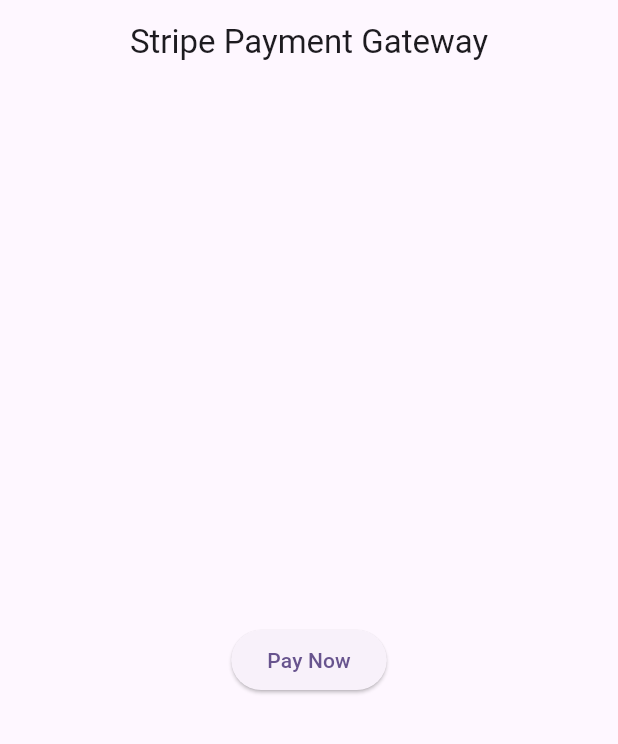
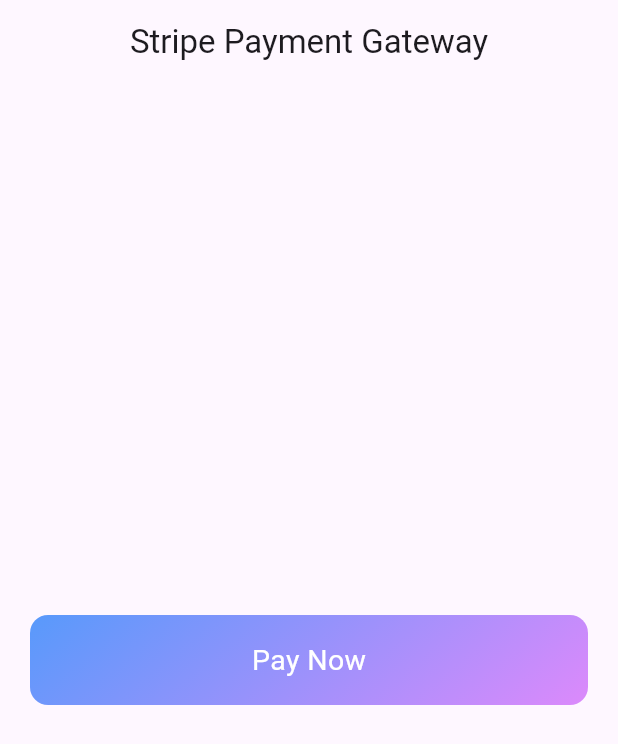
Before and after one commit to masud51435/stripe_payment_gateway, a Flutter app: the screen it shows after launch, after a tap on "Pay Now", on a phone screen of 412 x 824 dp. Shown: the top 744 px of the screen. Run offline on Flutter 3.47's test engine with Material 3 defaults, Android fonts, the phone set to English and light mode, and no system bars; our stand-ins replace dio; missing offline and left inert: flutter_stripe; network calls fail.

Commit message:
make a gradient button

```diff
--- a/lib/main.dart
+++ b/lib/main.dart
@@ -1,7 +1,11 @@
 import 'package:flutter/material.dart';
+import 'package:flutter_stripe/flutter_stripe.dart';
+import 'package:payment_gateway/pages/stripe/constants.dart';
 import 'package:payment_gateway/pages/stripe/stripe.dart';
 
-void main() {
+void main() async {
+  WidgetsFlutterBinding.ensureInitialized();
+  Stripe.publishableKey = stripePublicApiKey;
   runApp(const MyApp());
 }
 
--- a/lib/pages/stripe/stripe.dart
+++ b/lib/pages/stripe/stripe.dart
@@ -17,11 +17,37 @@ class _StripePaymentPageState extends State<StripePaymentPage> {
         centerTitle: true,
       ),
       body: Center(
-        child: ElevatedButton(
-          onPressed: () {
-            StripeService.instance.makePayment();
-          },
-          child: const Text('Pay Now'),
+        child: Padding(
+          padding: const EdgeInsets.all(20.0),
+          child:  SizedBox(
+            height: 60,
+            width: double.infinity,
+            child: InkWell(
+              onTap: () {
+                StripeService.instance.makePayment();
+              },
+              child: Container(
+                alignment: Alignment.center,
+                decoration: BoxDecoration(
+                  gradient: const LinearGradient(
+                    colors: [
+                      Color(0xFF439cfb),
+                      Color(0xFFf187fb),
+                    ],
+                    transform: GradientRotation(70),
+                  ),
+                  borderRadius: BorderRadius.circular(12),
+                ),
+                child: const Text(
+                  'Pay Now',
+                  style: TextStyle(
+                    fontSize: 19,
+                    color: Colors.white,
+                  ),
+                ),
+              ),
+            ),
+          ),
         ),
       ),
     );
--- a/lib/pages/stripe/stripe_service/stripe_service.dart
+++ b/lib/pages/stripe/stripe_service/stripe_service.dart
@@ -1,4 +1,6 @@
 import 'package:dio/dio.dart';
+import 'package:flutter/foundation.dart';
+import 'package:flutter_stripe/flutter_stripe.dart';
 import 'package:payment_gateway/pages/stripe/constants.dart';
 
 class StripeService {
@@ -8,9 +10,22 @@ class StripeService {
 
   Future<void> makePayment() async {
     try {
-      String? result = await _createPaymentIntent(10, "usd");
+      String? paymentIntentClientSecret = await _createPaymentIntent(10, "usd");
+      if (paymentIntentClientSecret != null) {
+        await Stripe.instance.initPaymentSheet(
+          paymentSheetParameters: SetupPaymentSheetParameters(
+            paymentIntentClientSecret: paymentIntentClientSecret,
+            merchantDisplayName: "Sahariyar Mahmud",
+          ),
+        );
+        await _processPayment();
+      } else {
+        return;
+      }
     } catch (e) {
-      print(e);
+      if (kDebugMode) {
+        print(e);
+      }
     }
   }
 
@@ -20,8 +35,8 @@ class StripeService {
       Map<String, dynamic> data = {
         'amount': _calculateAmount(amount),
         'currency': currency,
-        // 'payment_method_types': ['card'],
-        // 'confirm': true
+        //"payment_method_types": ["card", "link"],
+        //'confirm': true
       };
       var response = await dio.post(
         "https://api.stripe.com/v1/payment_intents",
@@ -34,16 +49,28 @@ class StripeService {
           },
         ),
       );
-      if (response.statusCode == 200) {
-        print(response.data);
-        return "response.data";
+      if (response.data != null) {
+        // print(response.data);
+        return response.data["client_secret"];
       } else {
         return null;
       }
     } catch (e) {
-      print(e);
+      if (kDebugMode) {
+        print(e);
+      }
     }
     return null;
+  }
+
+  Future<void> _processPayment() async {
+    try {
+      await Stripe.instance.presentPaymentSheet();
+    } catch (e) {
+      if (kDebugMode) {
+        print(e);
+      }
+    }
   }
 
   String _calculateAmount(int amount) {
```
